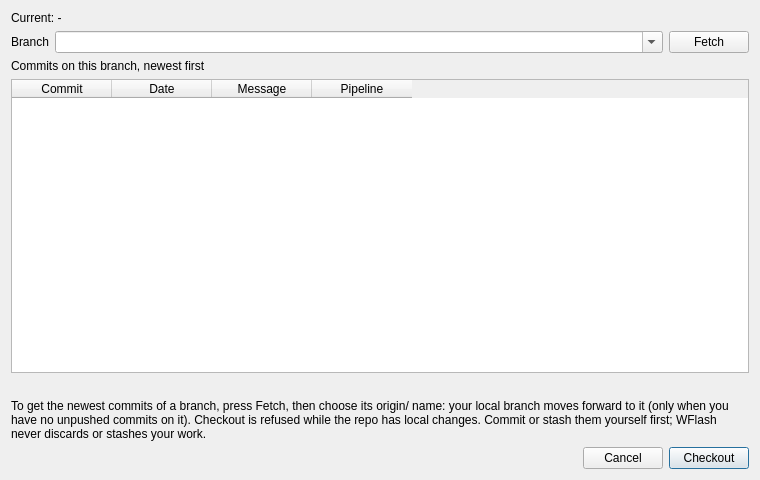
phuctm012/WFlash-Tool, file wflash/gui/checkout_dialog.ui: the form before one commit.
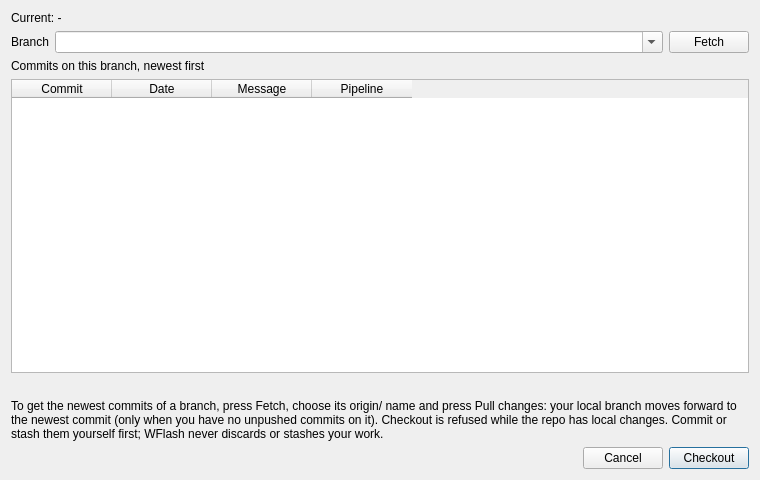
The form after the commit.

Commit message:
feat(gui): Checkout button reads 'Pull changes' when it fast-forwards origin/<branch> into the local branch
Tests: 496 passed, -k thread 44 passed, stress PASS (567 checkpoints, 0 Qt threading warnings).

What changed in the file:
```diff
--- a/wflash/gui/checkout_dialog.ui
+++ b/wflash/gui/checkout_dialog.ui
@@ -120,7 +120,7 @@
    <item>
     <widget class="QLabel" name="label_checkoutNote">
      <property name="text">
-      <string>To get the newest commits of a branch, press Fetch, then choose its origin/ name: your local branch moves forward to it (only when you have no unpushed commits on it). Checkout is refused while the repo has local changes. Commit or stash them yourself first; WFlash never discards or stashes your work.</string>
+      <string>To get the newest commits of a branch, press Fetch, choose its origin/ name and press Pull changes: your local branch moves forward to the newest commit (only when you have no unpushed commits on it). Checkout is refused while the repo has local changes. Commit or stash them yourself first; WFlash never discards or stashes your work.</string>
      </property>
      <property name="wordWrap">
       <bool>true</bool>
```
The commit also changes 6 other files.
